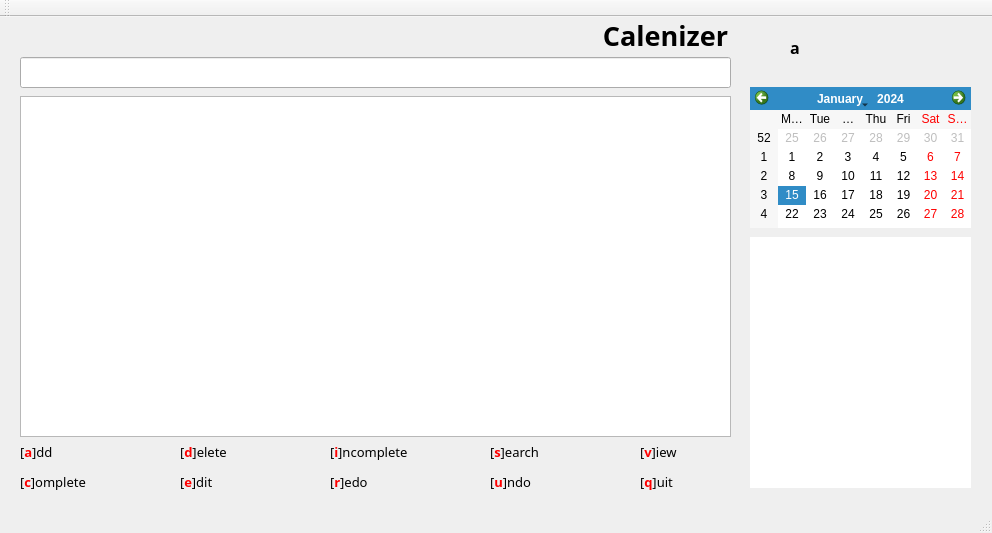
First picture: the form in CalenizerGUI/calenizergui.ui, repository tanshuyan/cs2103jan2014-f12-4c, before the edit.
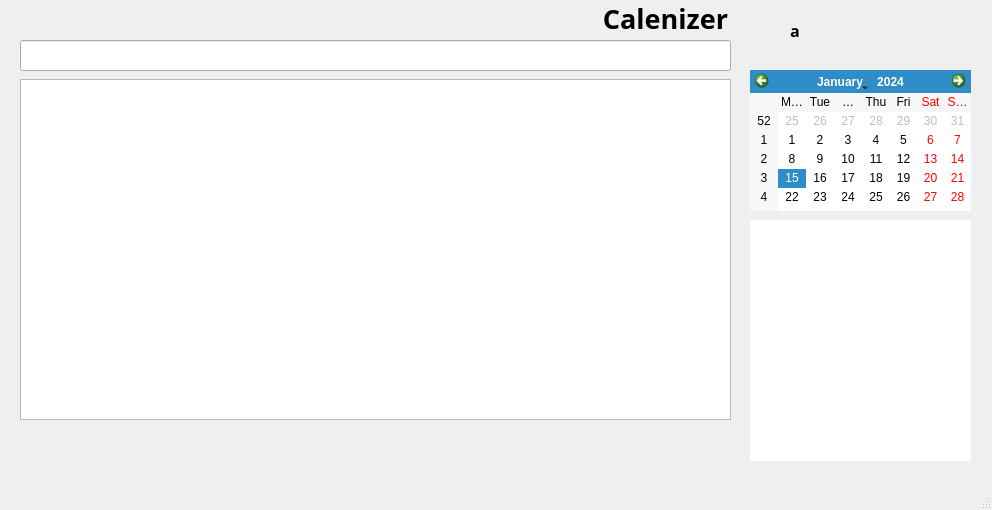
Second picture: the form after the edit.

```diff
--- a/CalenizerGUI/calenizergui.ui
+++ b/CalenizerGUI/calenizergui.ui
@@ -7,7 +7,7 @@
     <x>0</x>
     <y>0</y>
     <width>992</width>
-    <height>533</height>
+    <height>510</height>
    </rect>
   </property>
   <property name="windowTitle">
@@ -59,7 +59,7 @@
       <x>750</x>
       <y>220</y>
       <width>221</width>
-      <height>251</height>
+      <height>241</height>
      </rect>
     </property>
     <property name="font">
@@ -202,100 +202,121 @@
      <bool>true</bool>
     </property>
    </widget>
-   <widget class="QLabel" name="label_3">
+   <widget class="QWidget" name="">
     <property name="geometry">
      <rect>
       <x>20</x>
-      <y>420</y>
-      <width>141</width>
-      <height>61</height>
+      <y>430</y>
+      <width>716</width>
+      <height>19</height>
      </rect>
     </property>
-    <property name="font">
-     <font>
-      <family>Malgun Gothic</family>
-      <weight>50</weight>
-      <bold>false</bold>
-     </font>
-    </property>
-    <property name="text">
-     <string>&lt;html&gt;&lt;head/&gt;&lt;body&gt;&lt;p&gt;&lt;span style=&quot; font-size:10pt;&quot;&gt;[&lt;/span&gt;&lt;span style=&quot; font-size:10pt; font-weight:600; color:#ff0000;&quot;&gt;a&lt;/span&gt;&lt;span style=&quot; font-size:10pt;&quot;&gt;]dd &lt;/span&gt;&lt;/p&gt;&lt;p&gt;&lt;span style=&quot; font-size:10pt;&quot;&gt;[&lt;/span&gt;&lt;span style=&quot; font-size:10pt; font-weight:600; color:#ff0000;&quot;&gt;c&lt;/span&gt;&lt;span style=&quot; font-size:10pt;&quot;&gt;]omplete &lt;/span&gt;&lt;/p&gt;&lt;/body&gt;&lt;/html&gt;</string>
-    </property>
-   </widget>
-   <widget class="QLabel" name="label_4">
-    <property name="geometry">
-     <rect>
-      <x>640</x>
-      <y>420</y>
-      <width>71</width>
-      <height>61</height>
-     </rect>
-    </property>
-    <property name="font">
-     <font>
-      <family>Malgun Gothic</family>
-     </font>
-    </property>
-    <property name="text">
-     <string>&lt;html&gt;&lt;head/&gt;&lt;body&gt;&lt;p&gt;&lt;span style=&quot; font-size:10pt;&quot;&gt;[&lt;/span&gt;&lt;span style=&quot; font-size:10pt; font-weight:600; color:#ff0000;&quot;&gt;v&lt;/span&gt;&lt;span style=&quot; font-size:10pt;&quot;&gt;]iew &lt;/span&gt;&lt;/p&gt;&lt;p&gt;&lt;span style=&quot; font-size:10pt;&quot;&gt;[&lt;/span&gt;&lt;span style=&quot; font-size:10pt; font-weight:600; color:#ff0000;&quot;&gt;q&lt;/span&gt;&lt;span style=&quot; font-size:10pt;&quot;&gt;]uit&lt;/span&gt;&lt;/p&gt;&lt;/body&gt;&lt;/html&gt;</string>
-    </property>
-   </widget>
-   <widget class="QLabel" name="label_5">
-    <property name="geometry">
-     <rect>
-      <x>490</x>
-      <y>420</y>
-      <width>111</width>
-      <height>61</height>
-     </rect>
-    </property>
-    <property name="font">
-     <font>
-      <family>Malgun Gothic</family>
-     </font>
-    </property>
-    <property name="text">
-     <string>&lt;html&gt;&lt;head/&gt;&lt;body&gt;&lt;p&gt;&lt;span style=&quot; font-size:10pt;&quot;&gt;[&lt;/span&gt;&lt;span style=&quot; font-size:10pt; font-weight:600; color:#ff0000;&quot;&gt;s&lt;/span&gt;&lt;span style=&quot; font-size:10pt;&quot;&gt;]earch &lt;/span&gt;&lt;/p&gt;&lt;p&gt;&lt;span style=&quot; font-size:10pt;&quot;&gt;[&lt;/span&gt;&lt;span style=&quot; font-size:10pt; font-weight:600; color:#ff0000;&quot;&gt;u&lt;/span&gt;&lt;span style=&quot; font-size:10pt;&quot;&gt;]ndo&lt;/span&gt;&lt;/p&gt;&lt;/body&gt;&lt;/html&gt;</string>
-    </property>
-   </widget>
-   <widget class="QLabel" name="label_6">
-    <property name="geometry">
-     <rect>
-      <x>330</x>
-      <y>420</y>
-      <width>151</width>
-      <height>61</height>
-     </rect>
-    </property>
-    <property name="font">
-     <font>
-      <family>Malgun Gothic</family>
-     </font>
-    </property>
-    <property name="text">
-     <string>&lt;html&gt;&lt;head/&gt;&lt;body&gt;&lt;p&gt;&lt;span style=&quot; font-size:10pt;&quot;&gt;[&lt;/span&gt;&lt;span style=&quot; font-size:10pt; font-weight:600; color:#ff0000;&quot;&gt;i&lt;/span&gt;&lt;span style=&quot; font-size:10pt;&quot;&gt;]ncomplete &lt;/span&gt;&lt;/p&gt;&lt;p&gt;&lt;span style=&quot; font-size:10pt;&quot;&gt;[&lt;/span&gt;&lt;span style=&quot; font-size:10pt; font-weight:600; color:#ff0000;&quot;&gt;r&lt;/span&gt;&lt;span style=&quot; font-size:10pt;&quot;&gt;]edo &lt;/span&gt;&lt;/p&gt;&lt;/body&gt;&lt;/html&gt;</string>
-    </property>
-   </widget>
-   <widget class="QLabel" name="label_7">
-    <property name="geometry">
-     <rect>
-      <x>180</x>
-      <y>420</y>
-      <width>131</width>
-      <height>61</height>
-     </rect>
-    </property>
-    <property name="font">
-     <font>
-      <family>Malgun Gothic</family>
-      <pointsize>8</pointsize>
-     </font>
-    </property>
-    <property name="text">
-     <string>&lt;html&gt;&lt;head/&gt;&lt;body&gt;&lt;p&gt;&lt;span style=&quot; font-size:10pt;&quot;&gt;[&lt;/span&gt;&lt;span style=&quot; font-size:10pt; font-weight:600; color:#ff0000;&quot;&gt;d&lt;/span&gt;&lt;span style=&quot; font-size:10pt;&quot;&gt;]elete &lt;/span&gt;&lt;/p&gt;&lt;p&gt;&lt;span style=&quot; font-size:10pt;&quot;&gt;[&lt;/span&gt;&lt;span style=&quot; font-size:10pt; font-weight:600; color:#ff0000;&quot;&gt;e&lt;/span&gt;&lt;span style=&quot; font-size:10pt;&quot;&gt;]dit &lt;/span&gt;&lt;/p&gt;&lt;/body&gt;&lt;/html&gt;</string>
-    </property>
+    <layout class="QHBoxLayout" name="horizontalLayout">
+     <property name="spacing">
+      <number>27</number>
+     </property>
+     <item>
+      <widget class="QLabel" name="label_3">
+       <property name="font">
+        <font>
+         <family>Malgun Gothic</family>
+         <weight>50</weight>
+         <bold>false</bold>
+        </font>
+       </property>
+       <property name="text">
+        <string>&lt;html&gt;&lt;head/&gt;&lt;body&gt;&lt;p&gt;&lt;span style=&quot; font-size:10pt;&quot;&gt;[&lt;/span&gt;&lt;span style=&quot; font-size:10pt; font-weight:600; color:#ff0000;&quot;&gt;a&lt;/span&gt;&lt;span style=&quot; font-size:10pt;&quot;&gt;]dd &lt;/span&gt;&lt;/p&gt;&lt;/body&gt;&lt;/html&gt;</string>
+       </property>
+      </widget>
+     </item>
+     <item>
+      <widget class="QLabel" name="label_8">
+       <property name="text">
+        <string>&lt;html&gt;&lt;head/&gt;&lt;body&gt;&lt;p&gt;&lt;span style=&quot; font-size:10pt;&quot;&gt;[&lt;/span&gt;&lt;span style=&quot; font-size:10pt; font-weight:600; color:#ff0000;&quot;&gt;c&lt;/span&gt;&lt;span style=&quot; font-size:10pt;&quot;&gt;]omplete &lt;/span&gt;&lt;/p&gt;&lt;/body&gt;&lt;/html&gt;</string>
+       </property>
+      </widget>
+     </item>
+     <item>
+      <widget class="QLabel" name="label_7">
+       <property name="font">
+        <font>
+         <family>Malgun Gothic</family>
+         <pointsize>8</pointsize>
+        </font>
+       </property>
+       <property name="text">
+        <string>&lt;html&gt;&lt;head/&gt;&lt;body&gt;&lt;p&gt;&lt;span style=&quot; font-size:10pt;&quot;&gt;[&lt;/span&gt;&lt;span style=&quot; font-size:10pt; font-weight:600; color:#ff0000;&quot;&gt;d&lt;/span&gt;&lt;span style=&quot; font-size:10pt;&quot;&gt;]elete &lt;/span&gt;&lt;/p&gt;&lt;/body&gt;&lt;/html&gt;</string>
+       </property>
+      </widget>
+     </item>
+     <item>
+      <widget class="QLabel" name="label_9">
+       <property name="text">
+        <string>&lt;html&gt;&lt;head/&gt;&lt;body&gt;&lt;p&gt;&lt;span style=&quot; font-size:10pt;&quot;&gt;[&lt;/span&gt;&lt;span style=&quot; font-size:10pt; font-weight:600; color:#ff0000;&quot;&gt;e&lt;/span&gt;&lt;span style=&quot; font-size:10pt;&quot;&gt;]dit &lt;/span&gt;&lt;/p&gt;&lt;/body&gt;&lt;/html&gt;</string>
+       </property>
+      </widget>
+     </item>
+     <item>
+      <widget class="QLabel" name="label_6">
+       <property name="font">
+        <font>
+         <family>Malgun Gothic</family>
+        </font>
+       </property>
+       <property name="text">
+        <string>&lt;html&gt;&lt;head/&gt;&lt;body&gt;&lt;p&gt;&lt;span style=&quot; font-size:10pt;&quot;&gt;[&lt;/span&gt;&lt;span style=&quot; font-size:10pt; font-weight:600; color:#ff0000;&quot;&gt;i&lt;/span&gt;&lt;span style=&quot; font-size:10pt;&quot;&gt;]ncomplete &lt;/span&gt;&lt;/p&gt;&lt;/body&gt;&lt;/html&gt;</string>
+       </property>
+      </widget>
+     </item>
+     <item>
+      <widget class="QLabel" name="label_10">
+       <property name="text">
+        <string>&lt;html&gt;&lt;head/&gt;&lt;body&gt;&lt;p&gt;&lt;span style=&quot; font-size:10pt;&quot;&gt;[&lt;/span&gt;&lt;span style=&quot; font-size:10pt; font-weight:600; color:#ff0000;&quot;&gt;r&lt;/span&gt;&lt;span style=&quot; font-size:10pt;&quot;&gt;]edo &lt;/span&gt;&lt;/p&gt;&lt;/body&gt;&lt;/html&gt;</string>
+       </property>
+      </widget>
+     </item>
+     <item>
+      <widget class="QLabel" name="label_5">
+       <property name="font">
+        <font>
+         <family>Malgun Gothic</family>
+        </font>
+       </property>
+       <property name="text">
+        <string>&lt;html&gt;&lt;head/&gt;&lt;body&gt;&lt;p&gt;&lt;span style=&quot; font-size:10pt;&quot;&gt;[&lt;/span&gt;&lt;span style=&quot; font-size:10pt; font-weight:600; color:#ff0000;&quot;&gt;s&lt;/span&gt;&lt;span style=&quot; font-size:10pt;&quot;&gt;]earch &lt;/span&gt;&lt;/p&gt;&lt;/body&gt;&lt;/html&gt;</string>
+       </property>
+      </widget>
+     </item>
+     <item>
+      <widget class="QLabel" name="label_11">
+       <property name="text">
+        <string>&lt;html&gt;&lt;head/&gt;&lt;body&gt;&lt;p&gt;&lt;span style=&quot; font-size:10pt;&quot;&gt;[&lt;/span&gt;&lt;span style=&quot; font-size:10pt; font-weight:600; color:#ff0000;&quot;&gt;u&lt;/span&gt;&lt;span style=&quot; font-size:10pt;&quot;&gt;]ndo&lt;/span&gt;&lt;/p&gt;&lt;/body&gt;&lt;/html&gt;</string>
+       </property>
+      </widget>
+     </item>
+     <item>
+      <widget class="QLabel" name="label_4">
+       <property name="font">
+        <font>
+         <family>Malgun Gothic</family>
+        </font>
+       </property>
+       <property name="text">
+        <string>&lt;html&gt;&lt;head/&gt;&lt;body&gt;&lt;p&gt;&lt;span style=&quot; font-size:10pt;&quot;&gt;[&lt;/span&gt;&lt;span style=&quot; font-size:10pt; font-weight:600; color:#ff0000;&quot;&gt;v&lt;/span&gt;&lt;span style=&quot; font-size:10pt;&quot;&gt;]iew &lt;/span&gt;&lt;/p&gt;&lt;/body&gt;&lt;/html&gt;</string>
+       </property>
+      </widget>
+     </item>
+     <item>
+      <widget class="QLabel" name="label_12">
+       <property name="text">
+        <string>&lt;html&gt;&lt;head/&gt;&lt;body&gt;&lt;p&gt;&lt;span style=&quot; font-size:10pt;&quot;&gt;[&lt;/span&gt;&lt;span style=&quot; font-size:10pt; font-weight:600; color:#ff0000;&quot;&gt;q&lt;/span&gt;&lt;span style=&quot; font-size:10pt;&quot;&gt;]uit&lt;/span&gt;&lt;/p&gt;&lt;/body&gt;&lt;/html&gt;</string>
+       </property>
+      </widget>
+     </item>
+    </layout>
    </widget>
   </widget>
+  <widget class="QStatusBar" name="statusBar"/>
   <widget class="QMenuBar" name="menuBar">
    <property name="geometry">
     <rect>
@@ -306,15 +327,6 @@
     </rect>
    </property>
   </widget>
-  <widget class="QToolBar" name="mainToolBar">
-   <attribute name="toolBarArea">
-    <enum>TopToolBarArea</enum>
-   </attribute>
-   <attribute name="toolBarBreak">
-    <bool>false</bool>
-   </attribute>
-  </widget>
-  <widget class="QStatusBar" name="statusBar"/>
  </widget>
  <layoutdefault spacing="6" margin="11"/>
  <tabstops>
```
